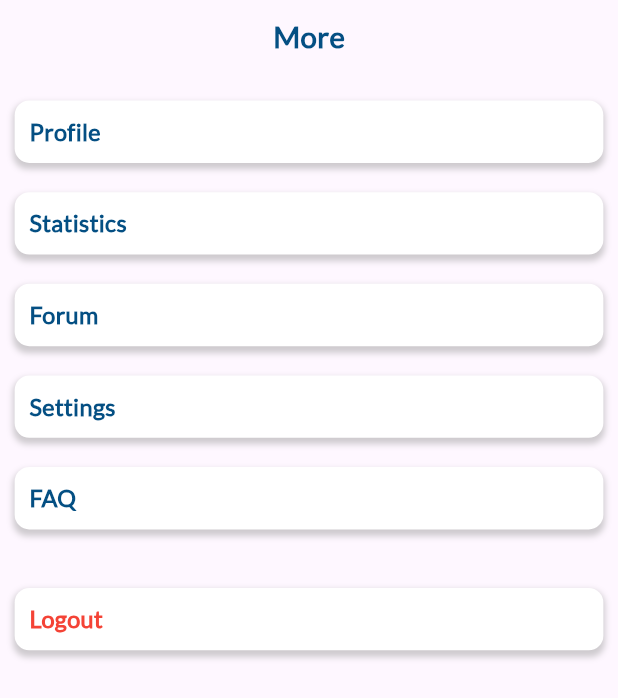
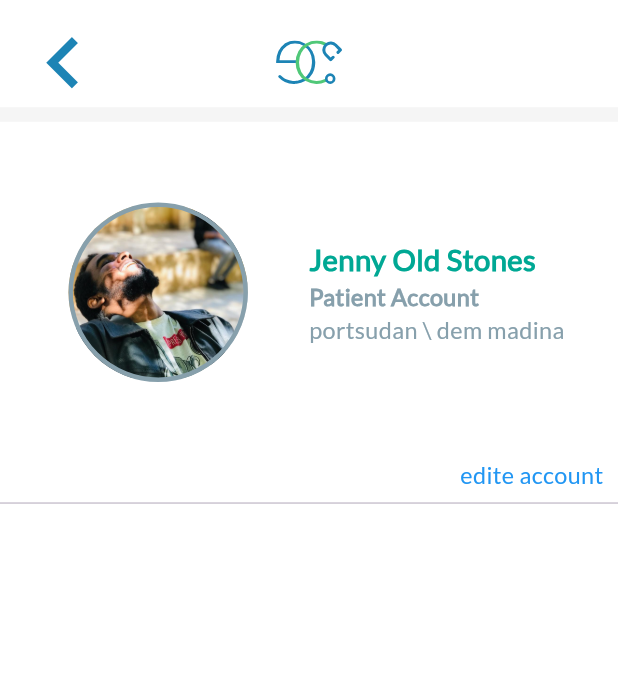
Before and after one commit to abb08/Elite-Care, a Flutter app: the MorePage widget shown alone on an empty page, opened directly, after a tap on "Profile", on a phone screen of 412 x 824 dp. Shown: the top 698 px of the screen. Run offline on Flutter 3.47's test engine with Material 3 defaults, Android fonts, the phone set to English and light mode, and no system bars; our stand-ins replace dots_indicator, flutter_svg, get, shared_preferences; missing offline and left inert: flutter_svg_icons; accounts and stored records are empty.

Commit message:
on progress

```diff
--- a/lib/routes/routes_helper.dart
+++ b/lib/routes/routes_helper.dart
@@ -1,4 +1,5 @@
 
+import 'package:elite_care/view/patientProfile/patientProfile.dart';
 import 'package:get/get.dart';
 
 import '../view/home/mainPage.dart';
@@ -6,12 +7,12 @@ import '../view/unKnown/unKnown.dart';
 
 class RouteHelpler {
   static const String home = "/";
-
   static const String unKnown = "/un_known";
-
+  static const String patientProfile = "/patient_profile";
 
   static String getHome() => '$home';
   static String getUnKnown() => '$unKnown';
+  static String getPatientProfile() => '$patientProfile';
 
 
   static List<GetPage> routes = [
@@ -29,6 +30,12 @@ class RouteHelpler {
         return MainPage();//HomePage();
       },
     ),
+    GetPage(
+      name: patientProfile,
+      page: () {
+        return Patientprofile();//HomePage();
+      },
+    ),
 
   ];
 }
--- a/lib/utils/appColors.dart
+++ b/lib/utils/appColors.dart
@@ -9,6 +9,8 @@ class AppColors{
   static final Color blueTextColor = const Color(0xff1D84B5);
   static final Color blackTextColor = const Color(0xff1C1C1C);
   static final Color redTextColor = const Color(0xffFF0000);
+  static final Color redPinColor = const Color.fromRGBO(208, 39, 44, 1);
+
   static final Color greenTextColor = const Color(0xff05BB11);
 
 //theme /icons
--- a/lib/utils/dimentions.dart
+++ b/lib/utils/dimentions.dart
@@ -26,6 +26,7 @@ class Dimentions {
    static double hight30 = screenHight/28.13;
   static double hight50 = screenHight/16.86857143;
   static double hight60 = screenHight/14.05714286;
+  static double hight70 = screenHight/12.04897959;
 //width
    // ur still using hight maybe u wanna change it later
   static double width3 = screenHight/281.1428571;
@@ -38,10 +39,14 @@ class Dimentions {
 //font size
    static double font20= screenHight/42.2;
   static double font26 = screenHight/42.2;
+  static double font10= screenHight/84.34285714;
   static double font16 = screenHight/52.75;
   static double font30 = screenHight/28.11428571;
+  static double fontx = screenHight*0.016042781;
+  static double font22 = screenHight*0.022058824;
 
-   //raduis
+
+  //raduis
   static double radius10= screenHight/84.34285714;
    static double radius15= screenHight/56.27;
   static double radius20= screenHight/42.2;
@@ -64,5 +69,14 @@ class Dimentions {
   static double bottomHightBar= screenHight/6.25;
   //more page
   static double morePageItemHight= screenHight/19.82978723;
-  static double morePageItemWidth= screenHight/1.105943152;
+  static double morePageItemWidth= screenWidth/1.105943152;
+  //schedule
+  static double schedulePageItemHight= screenHight/21.6744186;
+  static double schedulePageItemWidth= screenWidth/2.532544379;
+  //profile
+  static double profileContainerHight= screenHight/3.728;
+  static double profilePictureHight= screenHight/6.891961843;
+
+
+
 }
--- a/lib/view/home/more.dart
+++ b/lib/view/home/more.dart
@@ -1,5 +1,7 @@
 import 'package:flutter/material.dart';
+import 'package:get/get.dart';
 
+import '../../routes/routes_helper.dart';
 import '../../utils/appColors.dart';
 import '../../utils/dimentions.dart';
 import '../widgets/BigText.dart';
@@ -23,40 +25,38 @@ class MorePage extends StatelessWidget {
         SizedBox(
           height: Dimentions.hight20,
         ),
-        InkWell(
-            onTap: (){},
-            child: optionContainer("Profile")),
-
-        InkWell(
-            onTap: (){},
-            child: optionContainer("Statistics")),
-        InkWell(
-            onTap: (){},
-            child: optionContainer("Forum")),
-        InkWell(
-            onTap: (){},
-            child: optionContainer("Settings")),
-        InkWell(
-            onTap: (){},
-            child: optionContainer("FAQ")),
-        SizedBox(height: Dimentions.hight20,),
-
-        InkWell(
-            onTap: (){},
-            child: optionContainer("Logout",Colors.red)),
-
-
+        InkWell(onTap: () {
+          Get.toNamed(RouteHelpler.patientProfile);
+        }, child: optionContainer("Profile")),
+        SizedBox(
+          height: Dimentions.hight20,
+        ),
+        InkWell(onTap: () {}, child: optionContainer("Statistics")),
+        SizedBox(
+          height: Dimentions.hight20,
+        ),
+        InkWell(onTap: () {}, child: optionContainer("Forum")),
+        SizedBox(
+          height: Dimentions.hight20,
+        ),
+        InkWell(onTap: () {}, child: optionContainer("Settings")),
+        SizedBox(
+          height: Dimentions.hight20,
+        ),
+        InkWell(onTap: () {}, child: optionContainer("FAQ")),
+        SizedBox(
+          height: Dimentions.hight45,
+        ),
+        InkWell(onTap: () {}, child: optionContainer("Logout", Colors.red)),
       ],
     );
   }
 }
 
-Widget optionContainer(String text,[Color? color]) {
+Widget optionContainer(String text, [Color? color]) {
   return Container(
     width: Dimentions.morePageItemWidth,
     height: Dimentions.morePageItemHight,
-    margin: EdgeInsets.symmetric(
-        horizontal: Dimentions.hight10, vertical: Dimentions.hight10),
     padding: EdgeInsets.symmetric(
         horizontal: Dimentions.hight10, vertical: Dimentions.hight5),
     decoration: BoxDecoration(
@@ -77,10 +77,9 @@ Widget optionContainer(String text,[Color? color]) {
         alignment: Alignment.centerLeft,
         child: BigText(
           text: text,
-          color:color ?? AppColors.secondColor,
+          color: color ?? AppColors.secondColor,
           bold: true,
           size: Dimentions.font16,
-
         )),
   );
 }
--- /dev/null
+++ b/lib/view/patientProfile/patientProfile.dart
@@ -0,0 +1,145 @@
+import 'package:elite_care/utils/appColors.dart';
+import 'package:elite_care/view/widgets/BigText.dart';
+import 'package:flutter/material.dart';
+import 'package:flutter_svg/svg.dart';
+import 'package:flutter_svg_icons/flutter_svg_icons.dart';
+import 'package:get/get.dart';
+
+import '../../routes/routes_helper.dart';
+import '../../utils/dimentions.dart';
+
+class Patientprofile extends StatelessWidget {
+  const Patientprofile({super.key});
+
+  @override
+  Widget build(BuildContext context) {
+    return SafeArea(
+      child: Scaffold(
+        backgroundColor: AppColors.whiteColor,
+        body: SingleChildScrollView(
+          child: Column(
+            children: [
+              Container(
+                width: double.infinity,
+                child: Stack(
+                  children: [
+                    Positioned(
+                      left: 0,
+                      top: 0,
+                      child: InkWell(
+                          onTap: () {
+                            Get.toNamed(RouteHelpler.patientProfile);
+                          },
+                          child: IconButton(
+                            onPressed: () {
+                              Get.back();
+                            },
+                            icon: Icon(
+                              Icons.chevron_left_sharp,
+                              size: Dimentions.hight70,
+                              color: AppColors.blueTextColor,
+                            ),
+                          )),
+                    ),
+                    Center(
+                      child: Padding(
+                        padding: EdgeInsets.only(
+                            top: Dimentions.hight20, bottom: Dimentions.hight5),
+                        child: SvgPicture.asset(
+                          'assets/images/logo.svg',
+                          fit: BoxFit.contain,
+                          height: Dimentions.hight45,
+                          width: Dimentions.hight45,
+                        ),
+                      ),
+                    ),
+                  ],
+                ),
+              ),
+              //divider
+              Divider(
+                thickness: Dimentions.hight10,
+                color: Colors.grey.shade100,
+              ),
+              Container(
+                //color: Colors.red,
+                height: Dimentions.profileContainerHight,
+                width: double.infinity,
+                child: Row(
+                  mainAxisSize: MainAxisSize.max,
+                  mainAxisAlignment: MainAxisAlignment.start,
+                  children: [
+                    Expanded(
+                      flex: 1,
+                      child: Center(
+                        child: Container(
+                          margin: EdgeInsets.only(left: Dimentions.hight5),
+                          width: Dimentions.profilePictureHight,
+                          height: Dimentions.profilePictureHight,
+                          decoration: BoxDecoration(
+                            border: Border.all(
+                                width: Dimentions.width3,
+                                color: AppColors.textColor),
+                            shape: BoxShape.circle,
+                            color: AppColors.secondColor,
+                            image: DecorationImage(
+                                image: AssetImage(
+                                    'assets/images/Recovered_jpg_file(7774).jpg'),
+                                fit: BoxFit.contain),
+                          ),
+                        ),
+                      ),
+                    ),
+                    Expanded(
+                      flex: 1,
+                      child: Column(
+                        mainAxisSize: MainAxisSize.max,
+                        mainAxisAlignment: MainAxisAlignment.center,
+                        crossAxisAlignment: CrossAxisAlignment.start,
+                        children: [
+                          BigText(
+                            text: 'Jenny Old Stones',
+                            color: AppColors.mainColor,
+                            bold: true,
+                            size: Dimentions.font26,
+                          ),
+                          BigText(
+                            text: 'Patient Account',
+                            color: AppColors.textColor,
+                            bold: true,
+                            size: Dimentions.font16,
+                          ),
+                          BigText(
+                            text: 'portsudan \\ dem madina',
+                            color: AppColors.textColor,
+                            size: Dimentions.font16,
+                          ),
+                        ],
+                      ),
+                    ),
+                  ],
+                ),
+              ),
+              Align(
+                alignment: Alignment.bottomRight,
+                child: Padding(
+                    padding: EdgeInsets.only(right: Dimentions.hight10),
+                    child: InkWell(
+                      onTap: (){
+
+                      },
+                      child: BigText(
+                        text: 'edite account',
+                        color: Colors.blue,
+                        size: Dimentions.font16,
+                      ),
+                    )),
+              ),
+              Divider(),
+            ],
+          ),
+        ),
+      ),
+    );
+  }
+}
--- a/lib/view/widgets/BigText.dart
+++ b/lib/view/widgets/BigText.dart
@@ -24,7 +24,6 @@ maxLines: 1,
       overflow: overflow,
       style: TextStyle(
         fontSize: size==0? Dimentions.font20:size,
-
         color: color,
         fontFamily: 'lato',
         fontWeight:bold?FontWeight.bold: FontWeight.w400,
```
Also changed, not shown: lib/controller/schedulePageController.dart (added, +15 -0 lines), lib/view/home/mainPage.dart (+5 -5 lines), lib/view/home/schedule.dart (added, +172 -0 lines).
